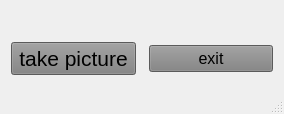
Above: fotobox.ui from tomikais/fotobox before the change. Below: the same form after it.
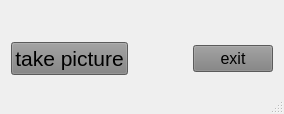
That is the form after the change.

Patch:
```diff
--- a/fotobox.ui
+++ b/fotobox.ui
@@ -52,6 +52,12 @@
           <property name="orientation">
            <enum>Qt::Horizontal</enum>
           </property>
+          <property name="sizeHint" stdset="0">
+           <size>
+            <width>0</width>
+            <height>0</height>
+           </size>
+          </property>
          </spacer>
         </item>
         <item>
```
Left out of the diff: 4 changed lines with no effect on the pictures.
